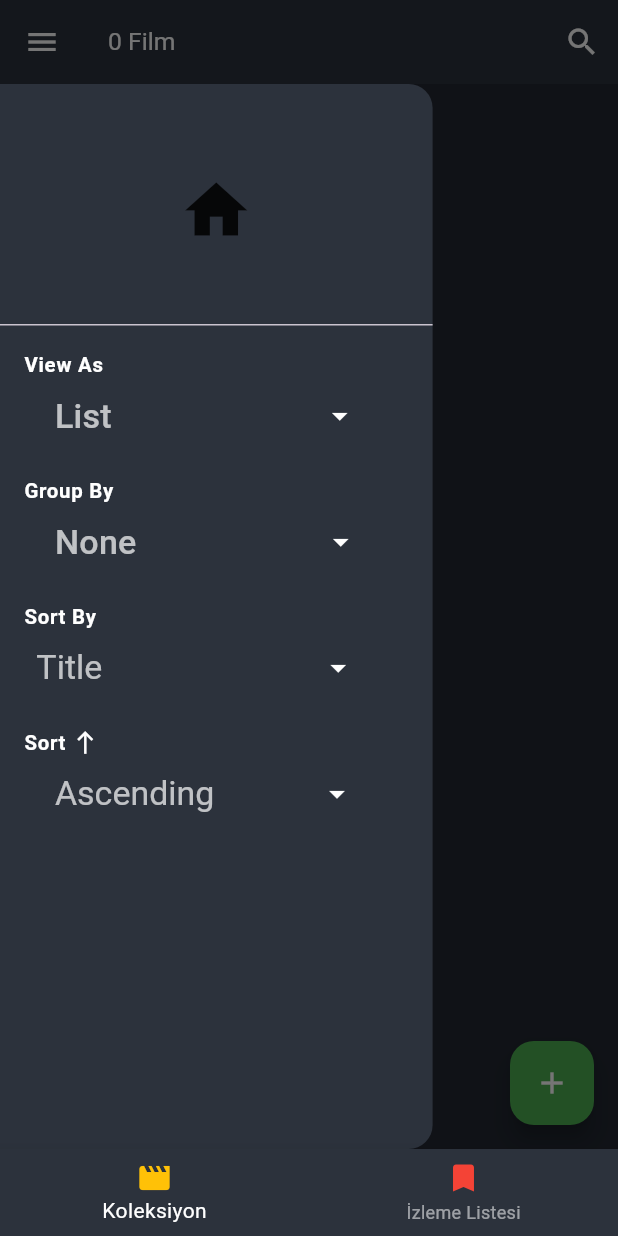
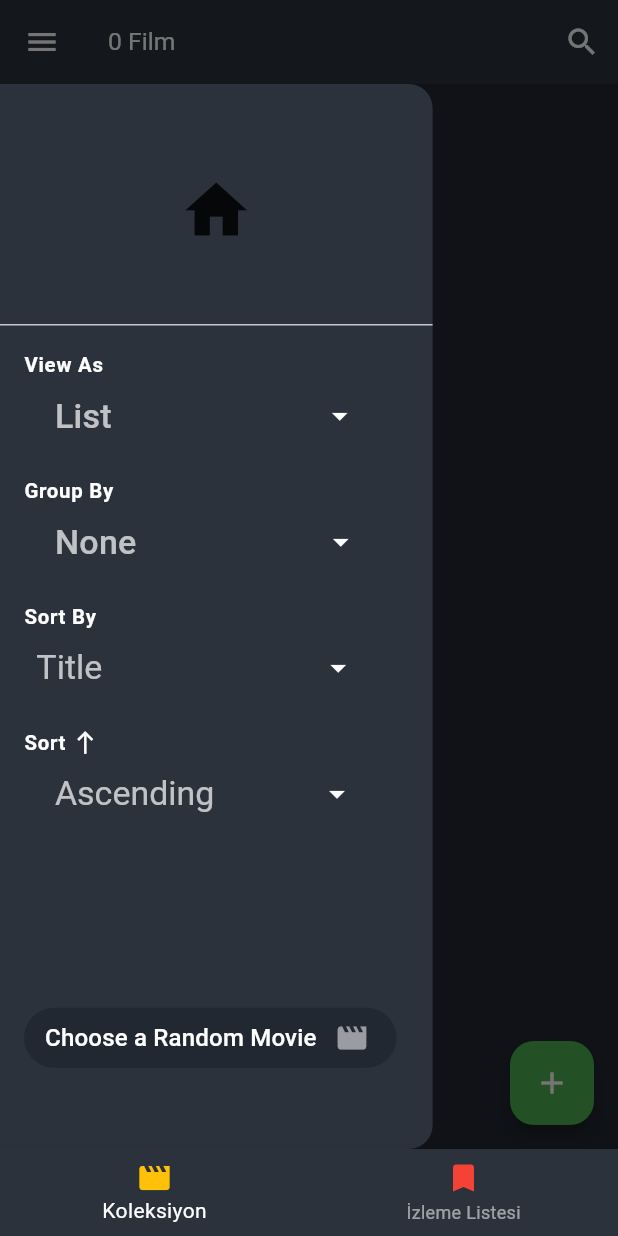
Before and after one commit to MertAliUzun/movie_collections_mobile, a Flutter app: the screen it shows after launch, with the side drawer open, on a phone screen of 412 x 824 dp. Run offline on Flutter 3.47's test engine with Material 3 defaults, Android fonts, the phone set to English and light mode, and no system bars; our stand-ins replace flutter_dotenv, flutter_rating_bar, image_picker, shared_preferences, supabase_flutter; missing offline and left inert: cloudinary_public, country_flags; accounts and stored records are empty.

Commit message:
v 4.5 (added random movie button to drawer)

```diff
--- a/lib/screens/collection_screen.dart
+++ b/lib/screens/collection_screen.dart
@@ -245,7 +245,7 @@ class _CollectionScreenState extends State<CollectionScreen> {
           ),
         ],
       ),
-      drawer: DrawerWidget(viewType: _viewType, groupByText: _groupByText, sortBy: _sortBy, changeViewType: _changeViewType, toggleGroupBy: _toggleGroupBy, onSortByChanged: _onSortByChanged, sortDir: _sortDir, onSortDirChanged: _onSortDirChanged, isFromWishlist: false,),
+      drawer: DrawerWidget(viewType: _viewType, groupByText: _groupByText, sortBy: _sortBy, changeViewType: _changeViewType, toggleGroupBy: _toggleGroupBy, onSortByChanged: _onSortByChanged, sortDir: _sortDir, onSortDirChanged: _onSortDirChanged, isFromWishlist: false, movies: _movies,),
       body: Column(
         children: [
           Expanded(
--- a/lib/screens/wishlist_screen.dart
+++ b/lib/screens/wishlist_screen.dart
@@ -234,7 +234,7 @@ class _WishlistScreenState extends State<WishlistScreen> {
           ),
         ],
       ),
-      drawer: DrawerWidget(viewType: _viewType, groupByText: _groupByText, sortBy: _sortBy, changeViewType: _changeViewType, toggleGroupBy: _toggleGroupBy, onSortByChanged: _onSortByChanged, sortDir: _sortDir, onSortDirChanged: _onSortDirChanged, isFromWishlist: true,),
+      drawer: DrawerWidget(viewType: _viewType, groupByText: _groupByText, sortBy: _sortBy, changeViewType: _changeViewType, toggleGroupBy: _toggleGroupBy, onSortByChanged: _onSortByChanged, sortDir: _sortDir, onSortDirChanged: _onSortDirChanged, isFromWishlist: true, movies: _movies,),
       body: Column(
         children: [
           Expanded(
--- a/lib/widgets/drawer_widget.dart
+++ b/lib/widgets/drawer_widget.dart
@@ -1,4 +1,9 @@
+import 'dart:math';
+
 import 'package:flutter/material.dart';
+
+import '../models/movie_model.dart';
+import '../screens/edit_movie_screen.dart';
 
 class DrawerWidget extends StatelessWidget {
   final String _viewType;
@@ -6,6 +11,7 @@ class DrawerWidget extends StatelessWidget {
   final String _sortBy;
   final String _sortDir;
   final bool _isFromWishlist;
+  final List<Movie> _movies;
   final ValueChanged<String> _changeViewType;
   final ValueChanged<String> _toggleGroupBy;
   final ValueChanged<String> _onSortByChanged;
@@ -17,6 +23,7 @@ class DrawerWidget extends StatelessWidget {
     required String sortBy,
     required String sortDir,
     required bool isFromWishlist,
+    required List<Movie> movies,
     required ValueChanged<String> changeViewType,
     required ValueChanged<String> toggleGroupBy,
     required ValueChanged<String> onSortByChanged,
@@ -29,7 +36,13 @@ class DrawerWidget extends StatelessWidget {
         _onSortByChanged = onSortByChanged,
         _onSortDirChanged = onSortDirChanged,
         _sortDir = sortDir,
-        _isFromWishlist = isFromWishlist;
+        _isFromWishlist = isFromWishlist,
+        _movies = movies;
+
+  Movie _getRandomMovie() {
+    final random = Random();
+    return _movies[random.nextInt(_movies.length)];
+  }
 
   @override
   Widget build(BuildContext context) {
@@ -221,6 +234,34 @@ class DrawerWidget extends StatelessWidget {
                 ],
               ),
             ),
+            ListTile(
+              title: Column(
+                children: [
+                  Padding(
+                    padding: EdgeInsets.fromLTRB(0, screenHeight * 0.12, 0, screenHeight * 0.05),
+                    child: TextButton(onPressed:() {
+                      final movie = _getRandomMovie();
+                      Navigator.push(
+                        context,
+                        MaterialPageRoute(
+                          builder: (context) => EditMovieScreen(isFromWishlist: _isFromWishlist, movie: movie),
+                        ),
+                      );
+                    },style: TextButton.styleFrom(backgroundColor: const Color.fromARGB(255, 34, 40, 50),),  child: Padding(
+                      padding: const EdgeInsets.symmetric(horizontal: 2),
+                      child: Row(
+                        children: [
+                          Text('Choose a Random Movie', style: TextStyle(color: Colors.white, fontSize: screenWidth * 0.039),),
+                          SizedBox(width: screenWidth * 0.03,),
+                          Icon(Icons.movie, size: screenWidth * 0.055, color: Colors.white54,),
+                        ],
+                      ),
+                    )),
+                  ),
+                ],
+              ),
+
+            ),
           ],
         ),
       ),
--- a/lib/widgets/movie_card.dart
+++ b/lib/widgets/movie_card.dart
@@ -22,7 +22,7 @@ double screenHeight = MediaQuery.of(context).size.height;
     return GestureDetector(
       onTap: onTap,
       child: viewType.contains("List") ? Container(
-        height: viewType == "List" ? screenHeight * 0.11 : screenHeight *0.07,
+        height: viewType == "List" ? screenHeight * 0.12 : screenHeight *0.07,
         child: Row(
           children: [
             // Film afişi
```
Also changed, not shown: lib/screens/edit_movie_screen.dart (+18 -12 lines).
